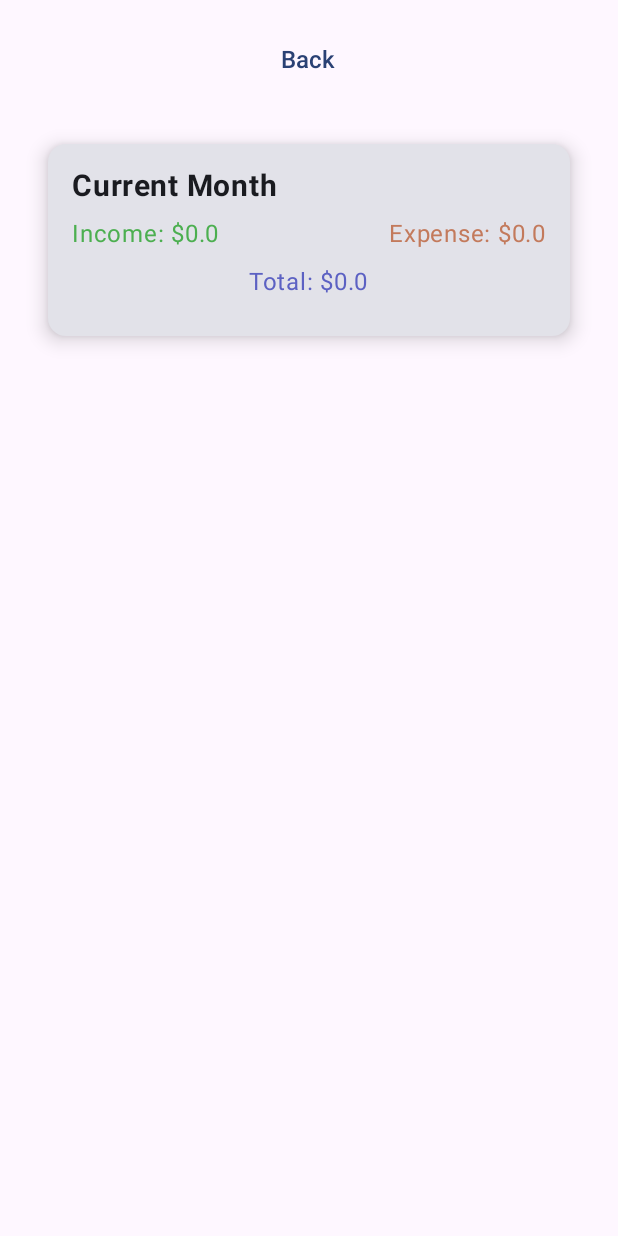
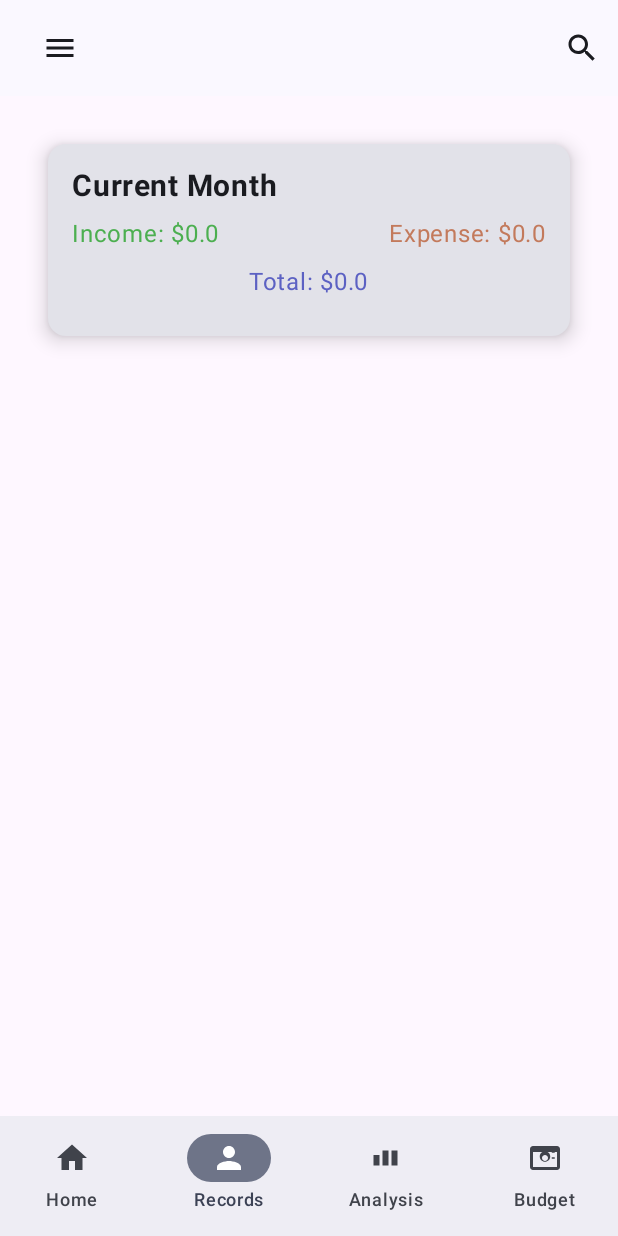
Before and after one commit to SunkaraboinaPraveenKumar/Expense_Tracker, an Android app built with Jetpack Compose: the screen it shows after launch (MainActivity), item 2 of the bottom bar chosen, on a phone screen of 412 x 824 dp. Run offline under Robolectric (Android 15) with nearby library versions, the phone set to English and light mode, and no system bars.

Commit message:
Changed and added some functionalities

```diff
--- a/app/src/main/java/com/firstapp/expense_tracker/ExpenseTrackerScreen.kt
+++ b/app/src/main/java/com/firstapp/expense_tracker/ExpenseTrackerScreen.kt
@@ -1,16 +1,10 @@
 package com.firstapp.expense_tracker
-
-import SettingsMenu
 import android.os.Build
 import androidx.annotation.RequiresApi
 import androidx.compose.foundation.background
 import androidx.compose.foundation.layout.Arrangement
 import androidx.compose.foundation.layout.Box
 import androidx.compose.foundation.layout.Column
-import androidx.compose.foundation.layout.Row
-import androidx.compose.foundation.layout.Spacer
-import androidx.compose.foundation.layout.fillMaxHeight
-import androidx.compose.foundation.layout.fillMaxSize
 import androidx.compose.foundation.layout.fillMaxWidth
 import androidx.compose.foundation.layout.height
 import androidx.compose.foundation.layout.padding
@@ -21,9 +15,7 @@ import androidx.compose.material3.DrawerValue
 import androidx.compose.material3.ExperimentalMaterial3Api
 import androidx.compose.material3.Icon
 import androidx.compose.material3.IconButton
-import androidx.compose.material3.ModalNavigationDrawer
 import androidx.compose.material3.Text
-import androidx.compose.material3.TopAppBar
 import androidx.compose.material3.rememberDrawerState
 import androidx.compose.runtime.Composable
 import androidx.compose.runtime.getValue
@@ -39,7 +31,6 @@ import androidx.compose.ui.res.painterResource
 import androidx.compose.ui.unit.dp
 import androidx.compose.ui.unit.sp
 import androidx.navigation.NavController
-import kotlinx.coroutines.launch
 import java.time.YearMonth
 import java.time.format.DateTimeFormatter
 
@@ -53,8 +44,7 @@ fun ExpenseTrackerScreen(
     onViewRecordsClick: () -> Unit,
     onSetBudgetClick: () -> Unit,
     onViewDebtsClick: () -> Unit,
-    onViewAnalysisClick: () -> Unit,
-    onViewFilterClick: () -> Unit
+    onViewAnalysisClick: () -> Unit
 ) {
     var selectedTabIndex by remember { mutableStateOf(0) }
     var selectedBottomTabIndex by remember { mutableStateOf(0) }
@@ -74,56 +64,7 @@ fun ExpenseTrackerScreen(
         !it.isIncome && YearMonth.from(it.dateTime) == currentYearMonth
     }.sumOf { it.amount }
 
-    ModalNavigationDrawer(
-        drawerState = drawerState,
-        drawerContent = {
-            Column(
-                modifier = Modifier
-                    .fillMaxHeight()
-                    .fillMaxWidth(0.75f)
-                    .background(Color.LightGray)
-                    .padding(16.dp)
-            ) {
-                SettingsMenu(
-                    onSettingsClick = { /* Handle Settings Click */ },
-                    onDeleteResetClick = { /* Handle Delete/Reset Click */ },
-                    onHelpClick = { /* Handle Help Click */ },
-                    onAddNewCategoriesClick = { /* Handle Add New Categories Click */ }
-                )
-            }
-        }
-    ) {
-        Box(modifier = Modifier.fillMaxSize()) {
-            Column(modifier = Modifier.fillMaxSize()) {
-                TopAppBar(
-                    title = {
-                        Row(modifier = Modifier.fillMaxWidth()) {
-                            IconButton(onClick = {
-                                coroutineScope.launch {
-                                    if (drawerState.isOpen) drawerState.close()
-                                    else drawerState.open()
-                                }
-                            }) {
-                                Icon(
-                                    painter = painterResource(id = R.drawable.ic_menu),
-                                    contentDescription = "Menu",
-                                    modifier = Modifier.size(24.dp)
-                                )
-                            }
-                            Spacer(modifier = Modifier.weight(1f))
-                            IconButton(onClick = onViewFilterClick) {
-                                Icon(
-                                    painter = painterResource(id = R.drawable.ic_search),
-                                    contentDescription = "Search",
-                                    modifier = Modifier.size(24.dp)
-                                )
-                            }
-                        }
-                    },
-                    actions = { /* Other actions can be added here */ }
-                )
-
-                // Header with the current month
+    Column {
         Header(
             currentYearMonth,
             onPrevClick = { currentYearMonth = currentYearMonth.minusMonths(1) },
@@ -202,21 +143,5 @@ fun ExpenseTrackerScreen(
                 )
             }
         }
-
-                // Bottom navigation bar
-                BottomNavBar(
-                    selectedTabIndex = selectedBottomTabIndex,
-                    onTabSelected = { index ->
-                        selectedBottomTabIndex = index
-                        when (index) {
-                            0 -> navController.navigate("expenseTracker") // Navigate to Expense Tracker screen
-                            1 -> navController.navigate("viewRecords")
-                            2 -> navController.navigate("analysis")
-                            3 -> navController.navigate("setBudget")
     }
 }
-                )
-            }
-        }
-    }
-}
--- a/app/src/main/java/com/firstapp/expense_tracker/FinanceManagementApp.kt
+++ b/app/src/main/java/com/firstapp/expense_tracker/FinanceManagementApp.kt
@@ -18,6 +18,7 @@ fun FinanceManagementApp() {
     val navController = rememberNavController()
     NavHost(navController = navController, startDestination = "expenseTracker") {
         composable("expenseTracker") {
+            MainLayout(navController = navController, onViewFilterClick = { navController.navigate("filter") }) {
                 ExpenseTrackerScreen(
                     navController = navController,
                     onAddExpenseClick = { navController.navigate("addExpense") },
@@ -25,17 +26,20 @@ fun FinanceManagementApp() {
                     onViewRecordsClick = { navController.navigate("viewRecords") },
                     onSetBudgetClick = { navController.navigate("setBudget") },
                     onViewDebtsClick = { navController.navigate("debts") },
-                onViewAnalysisClick = { navController.navigate("analysis") },
-                onViewFilterClick = { navController.navigate("filter") } // Navigate to filter screen
+                    onViewAnalysisClick = { navController.navigate("analysis") }
                 )
             }
+        }
         composable("viewRecords") {
+            MainLayout(navController = navController, onViewFilterClick = { navController.navigate("filter") }) {
                 ViewRecordsScreen(
                     expenseRecords = expenseRecords,
                     onBack = { navController.popBackStack() }
                 )
             }
+        }
         composable("setBudget") {
+            MainLayout(navController = navController, onViewFilterClick = { navController.navigate("filter") }) {
                 SetBudgetCard(
                     onClose = { navController.popBackStack() },
                     onBackHome = { navController.popBackStack() },
@@ -47,7 +51,9 @@ fun FinanceManagementApp() {
                     }
                 )
             }
+        }
         composable("budgetedCategories") {
+            MainLayout(navController = navController, onViewFilterClick = { navController.navigate("filter") }) {
                 BudgetedCategoriesScreen(
                     budgetedCategories = budgetedCategories,
                     expenseRecordsBudgeted = expenseRecords
@@ -55,7 +61,9 @@ fun FinanceManagementApp() {
                     navController.popBackStack()
                 }
             }
+        }
         composable("addExpense") {
+            MainLayout(navController = navController, onViewFilterClick = { navController.navigate("filter") }) {
                 AddExpenseScreen(
                     onCancel = { navController.popBackStack() }
                 ) { record ->
@@ -63,13 +71,19 @@ fun FinanceManagementApp() {
                     navController.popBackStack()
                 }
             }
+        }
         composable("debts") {
+            MainLayout(navController = navController, onViewFilterClick = { navController.navigate("filter") }) {
                 DebtsScreen(onBack = { navController.popBackStack() })
             }
+        }
         composable("analysis") {
+            MainLayout(navController = navController, onViewFilterClick = { navController.navigate("filter") }) {
                 MyApp(onBack = { navController.popBackStack() }, expenseRecords = expenseRecords)
             }
+        }
         composable("filter") {
+            MainLayout(navController = navController, onViewFilterClick = { navController.navigate("filter") }) {
                 SearchExpenseScreen(
                     onBack = { navController.popBackStack() },
                     expenseRecords = expenseRecords
@@ -77,3 +91,4 @@ fun FinanceManagementApp() {
             }
         }
     }
+}
--- /dev/null
+++ b/app/src/main/java/com/firstapp/expense_tracker/MainLayout.kt
@@ -0,0 +1,156 @@
+package com.firstapp.expense_tracker
+
+import SettingsMenu
+import android.os.Build
+import androidx.annotation.RequiresApi
+import androidx.compose.animation.AnimatedVisibility
+import androidx.compose.animation.core.tween
+import androidx.compose.animation.fadeIn
+import androidx.compose.animation.fadeOut
+import androidx.compose.foundation.background
+import androidx.compose.foundation.layout.Box
+import androidx.compose.foundation.layout.Column
+import androidx.compose.foundation.layout.Row
+import androidx.compose.foundation.layout.Spacer
+import androidx.compose.foundation.layout.fillMaxHeight
+import androidx.compose.foundation.layout.fillMaxSize
+import androidx.compose.foundation.layout.fillMaxWidth
+import androidx.compose.foundation.layout.padding
+import androidx.compose.foundation.layout.size
+import androidx.compose.material3.DrawerValue
+import androidx.compose.material3.ExperimentalMaterial3Api
+import androidx.compose.material3.Icon
+import androidx.compose.material3.IconButton
+import androidx.compose.material3.ModalNavigationDrawer
+import androidx.compose.material3.TopAppBar
+import androidx.compose.material3.rememberDrawerState
+import androidx.compose.runtime.Composable
+import androidx.compose.runtime.LaunchedEffect
+import androidx.compose.runtime.getValue
+import androidx.compose.runtime.mutableStateOf
+import androidx.compose.runtime.remember
+import androidx.compose.runtime.rememberCoroutineScope
+import androidx.compose.runtime.setValue
+import androidx.compose.ui.Modifier
+import androidx.compose.ui.graphics.Color
+import androidx.compose.ui.res.painterResource
+import androidx.compose.ui.unit.dp
+import androidx.navigation.NavController
+import kotlinx.coroutines.launch
+
+@OptIn(ExperimentalMaterial3Api::class)
+@RequiresApi(Build.VERSION_CODES.O)
+@Composable
+fun MainLayout(
+    navController: NavController,
+    onViewFilterClick: () -> Unit,
+    content: @Composable () -> Unit
+) {
+    var selectedBottomTabIndex by remember { mutableStateOf(0) }
+    val drawerState = rememberDrawerState(initialValue = DrawerValue.Closed)
+    val coroutineScope = rememberCoroutineScope()
+
+    // Track the current route to handle navigation state
+    var currentRoute by remember { mutableStateOf(navController.currentDestination?.route) }
+
+    // Listen to navigation changes and update the selected tab index
+    LaunchedEffect(navController) {
+        navController.addOnDestinationChangedListener { _, destination, _ ->
+            currentRoute = destination.route
+            selectedBottomTabIndex = when (destination.route) {
+                "expenseTracker" -> 0
+                "viewRecords" -> 1
+                "analysis" -> 2
+                "setBudget" -> 3
+                else -> selectedBottomTabIndex
+            }
+        }
+    }
+
+    ModalNavigationDrawer(
+        drawerState = drawerState,
+        drawerContent = {
+            Column(
+                modifier = Modifier
+                    .fillMaxHeight()
+                    .fillMaxWidth(0.75f)
+                    .background(Color.LightGray)
+                    .padding(16.dp)
+            ) {
+                SettingsMenu(
+                    onSettingsClick = { /* Handle Settings Click */ },
+                    onDeleteResetClick = { /* Handle Delete/Reset Click */ },
+                    onHelpClick = { /* Handle Help Click */ },
+                    onAddNewCategoriesClick = { /* Handle Add New Categories Click */ }
+                )
+            }
+        }
+    ) {
+        Box(modifier = Modifier.fillMaxSize()) {
+            Column(modifier = Modifier.fillMaxSize()) {
+                TopAppBar(
+                    title = {
+                        Row(modifier = Modifier.fillMaxWidth()) {
+                            IconButton(onClick = {
+                                coroutineScope.launch {
+                                    if (drawerState.isOpen) drawerState.close()
+                                    else drawerState.open()
+                                }
+                            }) {
+                                Icon(
+                                    painter = painterResource(id = R.drawable.ic_menu),
+                                    contentDescription = "Menu",
+                                    modifier = Modifier.size(24.dp)
+                                )
+                            }
+                            Spacer(modifier = Modifier.weight(1f))
+                            IconButton(onClick = onViewFilterClick) {
+                                Icon(
+                                    painter = painterResource(id = R.drawable.ic_search),
+                                    contentDescription = "Search",
+                                    modifier = Modifier.size(24.dp)
+                                )
+                            }
+                        }
+                    },
+                    actions = { /* Other actions can be added here */ }
+                )
+
+                AnimatedVisibility(
+                    visible = true,
+                    enter = fadeIn(tween(300)), // Add a custom fade-in animation
+                    exit = fadeOut(tween(300)), // Add a custom fade-out animation
+                    modifier = Modifier.weight(1f) // Allow content to take up remaining space
+                ) {
+                    content() // Insert screen-specific content here
+                }
+
+                BottomNavBar(
+                    selectedTabIndex = selectedBottomTabIndex,
+                    onTabSelected = { index ->
+                        if (selectedBottomTabIndex != index) { // Only navigate if different
+                            selectedBottomTabIndex = index
+                            val newRoute = when (index) {
+                                0 -> "expenseTracker"
+                                1 -> "viewRecords"
+                                2 -> "analysis"
+                                3 -> "setBudget"
+                                else -> return@BottomNavBar
+                            }
+                            // Navigate only if the route is different from the current one
+                            if (currentRoute != newRoute) {
+                                navController.navigate(newRoute) {
+                                    popUpTo(navController.graph.startDestinationId) {
+                                        saveState = true
+                                    }
+                                    launchSingleTop = true
+                                    restoreState = true
+                                }
+                            }
+                        }
+                    }
+                )
+            }
+        }
+    }
+}
--- a/app/src/main/java/com/firstapp/expense_tracker/ViewRecordsScreen.kt
+++ b/app/src/main/java/com/firstapp/expense_tracker/ViewRecordsScreen.kt
@@ -4,7 +4,6 @@ import android.os.Build
 import androidx.annotation.RequiresApi
 import androidx.compose.foundation.Image
 import androidx.compose.foundation.background
-import androidx.compose.foundation.layout.Arrangement
 import androidx.compose.foundation.layout.Column
 import androidx.compose.foundation.layout.Row
 import androidx.compose.foundation.layout.Spacer
@@ -18,7 +17,6 @@ import androidx.compose.foundation.lazy.items
 import androidx.compose.material3.Divider
 import androidx.compose.material3.MaterialTheme
 import androidx.compose.material3.Text
-import androidx.compose.material3.TextButton
 import androidx.compose.runtime.Composable
 import androidx.compose.ui.Alignment
 import androidx.compose.ui.Modifier
@@ -52,17 +50,6 @@ fun ViewRecordsScreen(expenseRecords: List<ExpenseRecord>, onBack: () -> Unit) {
     Column(modifier = Modifier
         .fillMaxSize()
         .padding(16.dp)) {
-        Row(
-            modifier = Modifier.fillMaxWidth(),
-            horizontalArrangement = Arrangement.Center
-        ) {
-            TextButton(onClick = onBack) {
-                Text(text = "Back", fontSize = 16.sp)
-            }
-        }
-
-        Spacer(modifier = Modifier.height(16.dp))
-
         CurrentMonthCard(currentMonthIncome, currentMonthExpense)
 
         Spacer(modifier = Modifier.height(16.dp))
```
Also changed, not shown: app/src/main/java/com/firstapp/expense_tracker/AnalysisScreen.kt (+0 -23 lines), app/src/main/java/com/firstapp/expense_tracker/BudgetedCategories.kt (+1 -9 lines), app/src/main/java/com/firstapp/expense_tracker/CustomPieChart.kt (+0 -11 lines), app/src/main/java/com/firstapp/expense_tracker/SetBudgetCard.kt (+1 -9 lines). Lines whose indentation alone changed are shown as unchanged.
